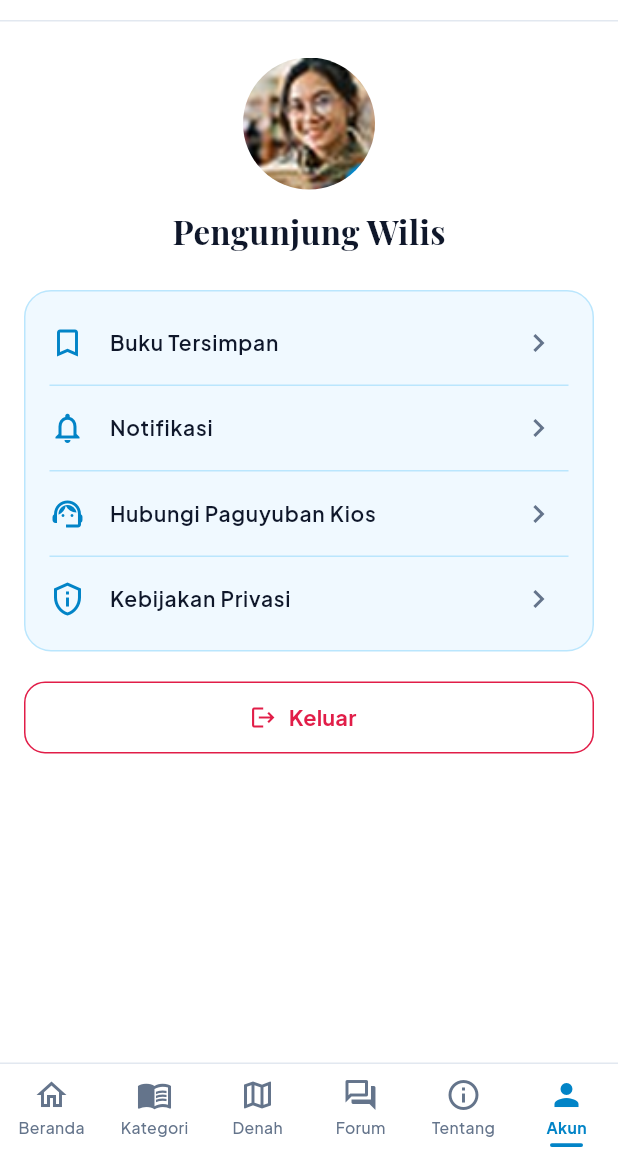
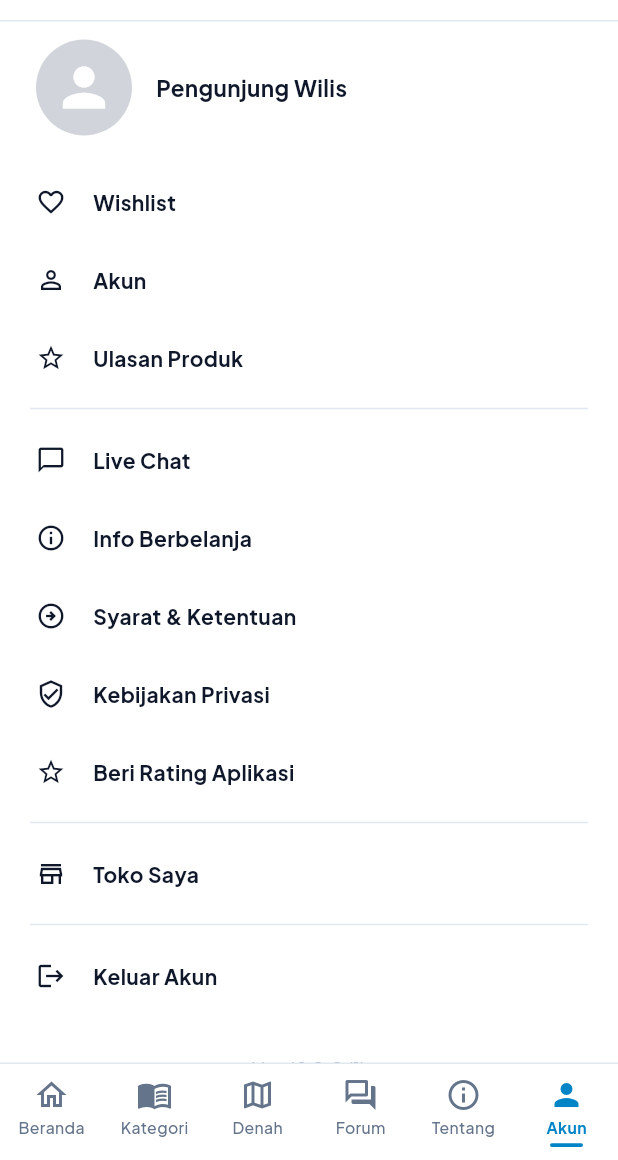
Before and after one commit to MBrianNR/aplikasi-pasar-buku-wilis, a Flutter app: the MainShell screen opened by its route, item 6 of the bottom bar chosen, on a phone screen of 412 x 824 dp, the part 76-1236 px from its top. Run offline on Flutter 3.47's test engine with Material 3 defaults, Android fonts, the phone set to English and light mode, and no system bars; our stand-ins replace image_picker; network calls fail.

Commit message:
ubah tampian Akun

```diff
--- a/lib/features/auth/presentation/pages/akun_page.dart
+++ b/lib/features/auth/presentation/pages/akun_page.dart
@@ -7,7 +7,7 @@ import '../../../../core/widgets/common_widgets.dart';
 import '../viewmodels/auth_viewmodel.dart';
 import 'login_page.dart';
 
-/// Akun: profil singkat dan tombol keluar.
+/// Halaman akun dengan profil dan menu bantuan pengguna.
 class AkunPage extends StatelessWidget {
   const AkunPage({super.key});
 
@@ -21,16 +21,44 @@ class AkunPage extends StatelessWidget {
     );
   }
 
+  void _pesanMenu(BuildContext context, String judul) {
+    pesan(context, '$judul belum tersedia di aplikasi.');
+  }
+
+  Widget _menuItem(
+    BuildContext context, {
+    required IconData ikon,
+    required String judul,
+    VoidCallback? onTap,
+  }) =>
+      SizedBox(
+        height: 52,
+        child: InkWell(
+          onTap: onTap ?? () => _pesanMenu(context, judul),
+          child: Padding(
+            padding: const EdgeInsets.symmetric(horizontal: 24),
+            child: Row(children: [
+              Icon(ikon, size: 20, color: AppColors.ink),
+              const SizedBox(width: 18),
+              Expanded(
+                child: Text(
+                  judul,
+                  style: sans(14, weight: FontWeight.w700, color: AppColors.ink),
+                ),
+              ),
+            ]),
+          ),
+        ),
+      );
+
+  Widget _pemisah() => const Padding(
+        padding: EdgeInsets.symmetric(horizontal: 20),
+        child: Divider(height: 16, color: AppColors.slate200),
+      );
+
   @override
   Widget build(BuildContext context) {
     final authVm = Injection.get<AuthViewModel>();
-
-    const menu = [
-      (Icons.bookmark_border, 'Buku Tersimpan'),
-      (Icons.notifications_none, 'Notifikasi'),
-      (Icons.support_agent, 'Hubungi Paguyuban Kios'),
-      (Icons.privacy_tip_outlined, 'Kebijakan Privasi'),
-    ];
 
     return ListenableBuilder(
       listenable: authVm,
@@ -39,48 +67,62 @@ class AkunPage extends StatelessWidget {
         return Column(children: [
           const WilisHeader(title: 'Akun'),
           Expanded(
-            child: ListView(padding: const EdgeInsets.fromLTRB(16, 24, 16, 24), children: [
-              const Center(child: AvatarAsset('assets/images/avatar_saya.png', size: 88)),
-              const SizedBox(height: 12),
-              Center(child: Text(user.nama, style: serif(22))),
-              if (user.email.isNotEmpty) ...[
-                const SizedBox(height: 2),
-                Center(child: Text(user.email, style: sans(13, color: AppColors.muted))),
-              ],
-              const SizedBox(height: 24),
-              SoftCard(
-                radius: 18,
-                padding: const EdgeInsets.symmetric(vertical: 6),
-                child: Column(children: [
-                  for (var i = 0; i < menu.length; i++) ...[
-                    if (i > 0) const Divider(height: 1, indent: 16, endIndent: 16, color: AppColors.sky200),
-                    Material(
-                      color: Colors.transparent,
-                      child: ListTile(
-                        leading: Icon(menu[i].$1, color: AppColors.primary),
-                        title: Text(menu[i].$2, style: sans(14, weight: FontWeight.w600, color: AppColors.ink)),
-                        trailing: const Icon(Icons.chevron_right, color: AppColors.muted),
-                        onTap: () => pesan(context, '${menu[i].$2} belum tersedia di prototipe.'),
+            child: ListView(
+              padding: const EdgeInsets.only(bottom: 24),
+              children: [
+                Padding(
+                  padding: const EdgeInsets.fromLTRB(24, 12, 20, 18),
+                  child: Row(children: [
+                    CircleAvatar(
+                      radius: 32,
+                      backgroundColor: const Color(0xFFD1D5DB),
+                      child: const Icon(Icons.person, size: 42, color: Colors.white),
+                    ),
+                    const SizedBox(width: 16),
+                    Expanded(
+                      child: Column(
+                        crossAxisAlignment: CrossAxisAlignment.start,
+                        children: [
+                          Text(user.nama, style: sans(15, weight: FontWeight.w800, color: AppColors.ink)),
+                          if (user.email.isNotEmpty) ...[
+                            const SizedBox(height: 3),
+                            Text(
+                              user.email,
+                              maxLines: 1,
+                              overflow: TextOverflow.ellipsis,
+                              style: sans(12.5, color: AppColors.muted),
+                            ),
+                          ],
+                        ],
                       ),
                     ),
-                  ],
-                ]),
-              ),
-              const SizedBox(height: 20),
-              SizedBox(
-                height: 48,
-                child: OutlinedButton.icon(
-                  onPressed: () => _keluar(context),
-                  style: OutlinedButton.styleFrom(
-                    foregroundColor: AppColors.like,
-                    side: const BorderSide(color: AppColors.like),
-                    shape: RoundedRectangleBorder(borderRadius: BorderRadius.circular(14)),
-                  ),
-                  icon: const Icon(Icons.logout, size: 18),
-                  label: Text('Keluar', style: sans(14.5, weight: FontWeight.w700, color: AppColors.like)),
+                  ]),
                 ),
-              ),
-            ]),
+                _menuItem(context, ikon: Icons.favorite_border, judul: 'Wishlist'),
+                _menuItem(context, ikon: Icons.person_outline, judul: 'Akun'),
+                _menuItem(context, ikon: Icons.star_border, judul: 'Ulasan Produk'),
+                _pemisah(),
+                _menuItem(context, ikon: Icons.chat_bubble_outline, judul: 'Live Chat'),
+                _menuItem(context, ikon: Icons.info_outline, judul: 'Info Berbelanja'),
+                _menuItem(context, ikon: Icons.arrow_circle_right_outlined, judul: 'Syarat & Ketentuan'),
+                _menuItem(context, ikon: Icons.verified_user_outlined, judul: 'Kebijakan Privasi'),
+                _menuItem(context, ikon: Icons.star_outline, judul: 'Beri Rating Aplikasi'),
+                _pemisah(),
+                _menuItem(context, ikon: Icons.store_outlined, judul: 'Toko Saya'),
+                _pemisah(),
+                _menuItem(
+                  context,
+                  ikon: Icons.logout,
+                  judul: 'Keluar Akun',
+                  onTap: () => _keluar(context),
+                ),
+                const SizedBox(height: 28),
+                Center(
+                  child: Text('Versi 1.0.0 (1)', style: sans(12, color: const Color(0xFF94A3B8))),
+                ),
+                const SizedBox(height: 12),
+              ],
+            ),
           ),
         ]);
       },
```
